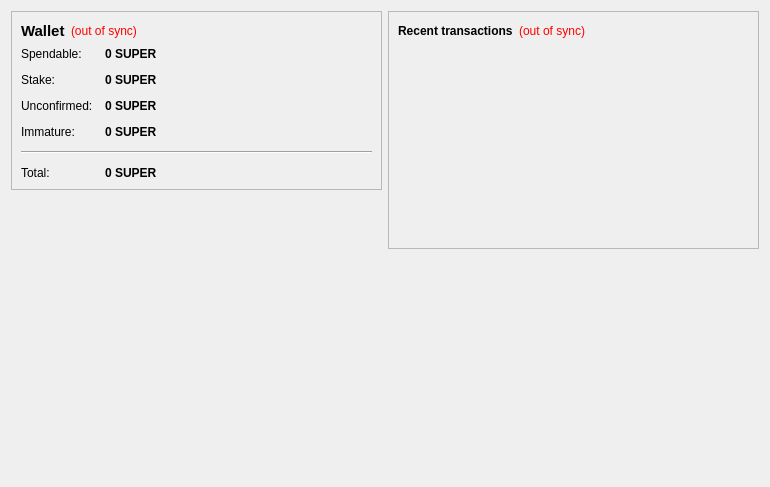
First picture: the form in src/qt/forms/overviewpage.ui, repository thirstygerry/SuperCoin, before the edit.
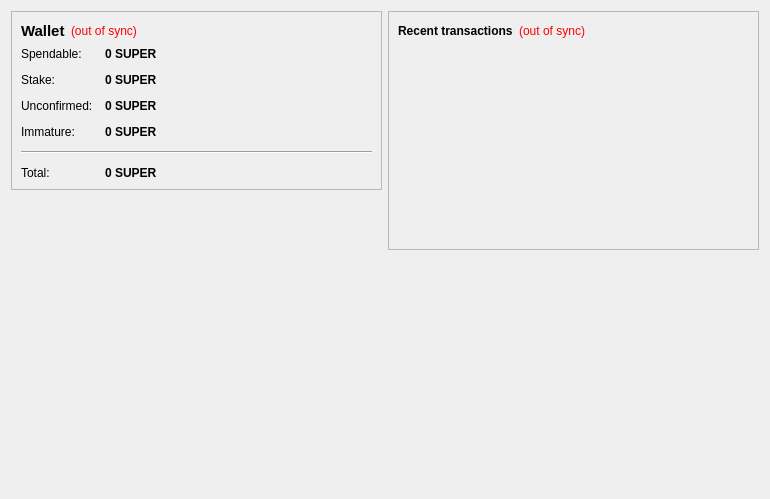
Second picture: the form after the edit. Icons and pictures are not drawn.

Patch:
```diff
--- a/src/qt/forms/overviewpage.ui
+++ b/src/qt/forms/overviewpage.ui
@@ -7,7 +7,7 @@
     <x>0</x>
     <y>0</y>
     <width>770</width>
-    <height>487</height>
+    <height>499</height>
    </rect>
   </property>
   <property name="windowTitle">
```
Left out of the diff: 4 changed lines with no effect on the pictures.
